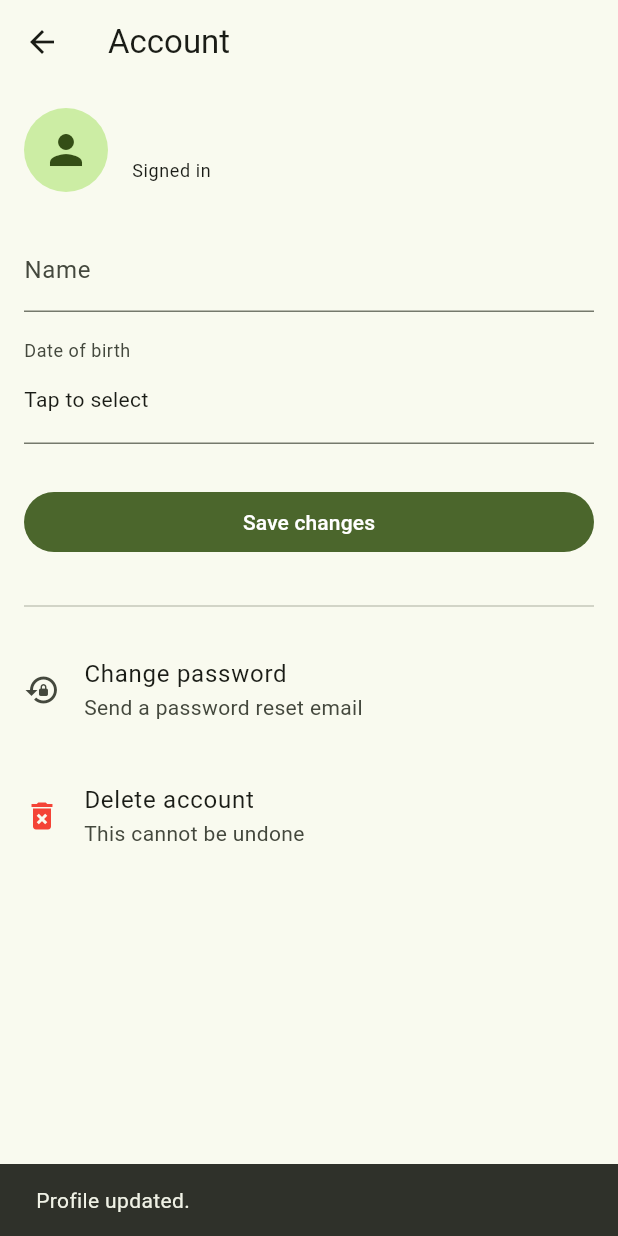
After one commit to vanhalenar/braincircle, a Flutter app: the AccountPage screen opened directly, after a tap on "Save changes", on a phone screen of 412 x 824 dp. The commit adds this screen. Run offline on Flutter 3.47's test engine with Material 3 defaults, Android fonts, the light colour scheme and no system bars; our stand-ins replace firebase_auth, firebase_core, flutter_secure_storage, google_sign_in, shared_preferences; missing offline and left inert: bcrypt; accounts and stored records are empty.

Commit message:
Add AccountPage and Auth updates

```diff
--- a/lib/auth/auth_controller.dart
+++ b/lib/auth/auth_controller.dart
@@ -60,4 +60,31 @@ class AuthController extends ChangeNotifier {
 
   // logout
   Future<void> logout() => _repo.logout();
+
+    Future<Map<String, dynamic>?> loadProfile() => _repo.getCurrentProfile();
+
+    Future<void> updateProfile({
+      String? displayName,
+      DateTime? birthDate,
+    }) async {
+      busy = true; notifyListeners();
+      try {
+        await _repo.updateProfile(
+          displayName: displayName,
+          birthDate: birthDate,
+        );
+      } finally {
+        busy = false; notifyListeners();
+      }
+    }
+
+    Future<void> deleteAccount() async {
+      busy = true; notifyListeners();
+      try {
+        await _repo.deleteAccount();
+      } finally {
+        busy = false; notifyListeners();
+      }
+    }
+
 }
--- a/lib/auth/firebase_auth_repository.dart
+++ b/lib/auth/firebase_auth_repository.dart
@@ -46,24 +46,28 @@ class FirebaseAuthRepository {
       UserCredential? cred;
 
       if (kIsWeb) {
+        // Web: Firebase popup
         final provider = GoogleAuthProvider()
           ..addScope('email')
           ..addScope('profile');
         cred = await _auth.signInWithPopup(provider);
       } else {
-        final googleSignIn = GoogleSignIn(
-          scopes: const ['email', 'profile'],
+        // Mobile/desktop: google_sign_in v7 style
+        final signIn = GoogleSignIn.instance;
+
+        await signIn.initialize();
+        await signIn.signOut(); // optional: force account picker
+
+        final account = await signIn.authenticate(
+          scopeHint: const ['email', 'profile'],
         );
 
-        final googleUser = await googleSignIn.signIn();
-        if (googleUser == null) {
-          return false;
-        }
+        // v7: authentication is sync and only has idToken
+        final googleAuth = account.authentication;
 
-        final googleAuth = await googleUser.authentication;
         final oAuthCred = GoogleAuthProvider.credential(
-          accessToken: googleAuth.accessToken,
           idToken: googleAuth.idToken,
+          // no accessToken here in v7
         );
 
         cred = await _auth.signInWithCredential(oAuthCred);
@@ -203,6 +207,60 @@ class FirebaseAuthRepository {
   Future<void> sendPasswordReset(String email) =>
       _auth.sendPasswordResetEmail(email: email);
 
+  Future<Map<String, dynamic>?> getCurrentProfile() async {
+    final user = _auth.currentUser;
+    final email = user?.email;
+    if (email == null) return null;
+
+    final profiles = await _readProfiles();
+    final raw = profiles[email];
+    if (raw is Map<String, dynamic>) return raw;
+    return null;
+  }
+
+  Future<void> updateProfile({
+    String? displayName,
+    DateTime? birthDate,
+  }) async {
+    final user = _auth.currentUser;
+    final email = user?.email;
+    if (email == null) return;
+
+    // Update Firebase display name
+    if (displayName != null && displayName.isNotEmpty) {
+      await user!.updateDisplayName(displayName);
+    }
+
+    // Update local profile
+    final profiles = await _readProfiles();
+    final raw = (profiles[email] as Map<String, dynamic>?) ?? {};
+    profiles[email] = {
+      ...raw,
+      if (displayName != null) 'displayName': displayName,
+      if (birthDate != null) 'birthDate': birthDate.millisecondsSinceEpoch,
+    };
+    await _writeProfiles(profiles);
+  }
+
+  Future<void> deleteAccount() async {
+    final user = _auth.currentUser;
+    final email = user?.email;
+    if (user == null || email == null) return;
+
+    // Drop local profile + lockout info
+    final profiles = await _readProfiles();
+    profiles.remove(email);
+    await _writeProfiles(profiles);
+
+    final lockout = await _readLockout();
+    lockout.remove(email);
+    await _writeLockout(lockout);
+
+    // Delete from Firebase + clear session
+    await user.delete();
+    await logout();
+  }
+
   String _genRecoveryCode() {
     const chars = 'ABCDEFGHJKLMNPQRSTUVWXYZ23456789';
     final r = Random.secure();
--- /dev/null
+++ b/lib/pages/account_page.dart
@@ -0,0 +1,314 @@
+import 'package:brain_circle/auth/auth_controller.dart';
+import 'package:brain_circle/auth/auth_gate.dart';
+import 'package:brain_circle/homepage.dart';
+import 'package:firebase_auth/firebase_auth.dart';
+import 'package:flutter/material.dart';
+import 'package:provider/provider.dart';
+
+class AccountPage extends StatefulWidget {
+  const AccountPage({super.key});
+
+  @override
+  State<AccountPage> createState() => _AccountPageState();
+}
+
+class _AccountPageState extends State<AccountPage> {
+  final _formKey = GlobalKey<FormState>();
+  final _nameC = TextEditingController();
+
+  DateTime? _dob;
+  bool _loading = true;
+  String? _genderText;
+  DateTime? _consentAt;
+
+  String? _error;
+  bool _saving = false;
+
+  @override
+  void initState() {
+    super.initState();
+    _loadProfile();
+  }
+
+  @override
+  void dispose() {
+    _nameC.dispose();
+    super.dispose();
+  }
+
+  Future<void> _loadProfile() async {
+    final auth = context.read<AuthController>();
+    try {
+      final profile = await auth.loadProfile();
+      final user = FirebaseAuth.instance.currentUser;
+
+      if (profile != null) {
+        _nameC.text = (profile['displayName'] as String?) ?? (user?.displayName ?? '');
+        final bd = profile['birthDate'] as int?;
+        if (bd != null) {
+          _dob = DateTime.fromMillisecondsSinceEpoch(bd);
+        }
+        _genderText = profile['gender'] as String?;
+        final ca = profile['consentAt'] as int?;
+        if (ca != null) {
+          _consentAt = DateTime.fromMillisecondsSinceEpoch(ca);
+        }
+      } else {
+        _nameC.text = FirebaseAuth.instance.currentUser?.displayName ?? '';
+      }
+    } catch (_) {
+      _error = 'Could not load profile.';
+    } finally {
+      if (mounted) {
+        setState(() => _loading = false);
+      }
+    }
+  }
+
+  Future<void> _pickDob() async {
+    final now = DateTime.now();
+    final initial = _dob ?? DateTime(now.year - 20, now.month, now.day);
+    final first = DateTime(now.year - 100);
+    final last = now;
+    final picked = await showDatePicker(
+      context: context,
+      initialDate: initial,
+      firstDate: first,
+      lastDate: last,
+    );
+    if (picked != null) {
+      setState(() => _dob = picked);
+    }
+  }
+
+  Future<void> _save() async {
+    if (!_formKey.currentState!.validate()) return;
+    setState(() {
+      _saving = true;
+      _error = null;
+    });
+
+    try {
+      await context.read<AuthController>().updateProfile(
+            displayName: _nameC.text.trim().isEmpty ? null : _nameC.text.trim(),
+            birthDate: _dob,
+          );
+      if (mounted) {
+        ScaffoldMessenger.of(context).showSnackBar(
+          const SnackBar(content: Text('Profile updated.')),
+        );
+      }
+    } catch (_) {
+      setState(() => _error = 'Could not save changes.');
+    } finally {
+      if (mounted) setState(() => _saving = false);
+    }
+  }
+
+  Future<void> _sendPasswordReset() async {
+    final email = FirebaseAuth.instance.currentUser?.email;
+    if (email == null) return;
+
+    try {
+      await context.read<AuthController>().sendPasswordReset(email);
+      if (mounted) {
+        ScaffoldMessenger.of(context).showSnackBar(
+          SnackBar(content: Text('Password reset email sent to $email')),
+        );
+      }
+    } catch (_) {
+      if (mounted) {
+        ScaffoldMessenger.of(context).showSnackBar(
+          const SnackBar(content: Text('Could not send reset email.')),
+        );
+      }
+    }
+  }
+
+  Future<void> _deleteAccount() async {
+    final confirm = await showDialog<bool>(
+      context: context,
+      builder: (ctx) => AlertDialog(
+        title: const Text('Delete account'),
+        content: const Text(
+          'This will permanently delete your account and data. '
+          'Are you sure?',
+        ),
+        actions: [
+          TextButton(
+            onPressed: () => Navigator.of(ctx).pop(false),
+            child: const Text('Cancel'),
+          ),
+          FilledButton(
+            style: FilledButton.styleFrom(
+              backgroundColor: Colors.red,
+            ),
+            onPressed: () => Navigator.of(ctx).pop(true),
+            child: const Text('Delete'),
+          ),
+        ],
+      ),
+    );
+
+    if (confirm != true) return;
+
+    try {
+      await context.read<AuthController>().deleteAccount();
+      if (!mounted) return;
+
+      Navigator.of(context).pushAndRemoveUntil(
+        MaterialPageRoute(
+          builder: (_) => const AuthGate(home: Homepage()),
+        ),
+        (_) => false,
+      );
+    } catch (e) {
+      // Typical case: requires-recent-login
+      if (mounted) {
+        ScaffoldMessenger.of(context).showSnackBar(
+          const SnackBar(
+            content: Text('Could not delete account. Try signing in again first.'),
+          ),
+        );
+      }
+    }
+  }
+
+  @override
+  Widget build(BuildContext context) {
+    final user = FirebaseAuth.instance.currentUser;
+    final email = user?.email ?? 'Unknown user';
+    final auth = context.watch<AuthController>();
+
+    return Scaffold(
+      appBar: AppBar(
+        title: const Text('Account'),
+      ),
+      body: _loading
+          ? const Center(child: CircularProgressIndicator())
+          : Padding(
+              padding: const EdgeInsets.all(16),
+              child: Form(
+                key: _formKey,
+                child: ListView(
+                  children: [
+                    Row(
+                      children: [
+                        const CircleAvatar(
+                          radius: 28,
+                          child: Icon(Icons.person, size: 32),
+                        ),
+                        const SizedBox(width: 16),
+                        Expanded(
+                          child: Column(
+                            crossAxisAlignment: CrossAxisAlignment.start,
+                            children: [
+                              Text(
+                                email,
+                                style: Theme.of(context).textTheme.titleMedium,
+                                overflow: TextOverflow.ellipsis,
+                              ),
+                              const SizedBox(height: 4),
+                              Text(
+                                'Signed in',
+                                style: Theme.of(context).textTheme.bodySmall,
+                              ),
+                            ],
+                          ),
+                        ),
+                      ],
+                    ),
+                    const SizedBox(height: 24),
+
+                    TextFormField(
+                      controller: _nameC,
+                      decoration: const InputDecoration(
+                        labelText: 'Name',
+                      ),
+                    ),
+                    const SizedBox(height: 12),
+
+                    InputDecorator(
+                      decoration: const InputDecoration(
+                        labelText: 'Date of birth',
+                      ),
+                      child: InkWell(
+                        onTap: _pickDob,
+                        child: Padding(
+                          padding: const EdgeInsets.symmetric(vertical: 12),
+                          child: Text(
+                            _dob == null
+                                ? 'Tap to select'
+                                : '${_dob!.year}-${_dob!.month.toString().padLeft(2, '0')}-${_dob!.day.toString().padLeft(2, '0')}',
+                          ),
+                        ),
+                      ),
+                    ),
+                    const SizedBox(height: 12),
+
+                    if (_genderText != null) ...[
+                      Text(
+                        'Gender: $_genderText',
+                        style: Theme.of(context).textTheme.bodyMedium,
+                      ),
+                      const SizedBox(height: 8),
+                    ],
+                    if (_consentAt != null) ...[
+                      Text(
+                        'Consents accepted: '
+                        '${_consentAt!.year}-${_consentAt!.month.toString().padLeft(2, '0')}-${_consentAt!.day.toString().padLeft(2, '0')}',
+                        style: Theme.of(context).textTheme.bodySmall,
+                      ),
+                      const SizedBox(height: 8),
+                    ],
+
+                    if (_error != null) ...[
+                      const SizedBox(height: 8),
+                      Text(
+                        _error!,
+                        style: const TextStyle(color: Colors.red),
+                      ),
+                    ],
+
+                    const SizedBox(height: 16),
+                    SizedBox(
+                      width: double.infinity,
+                      child: FilledButton(
+                        onPressed: auth.busy || _saving ? null : _save,
+                        child: auth.busy || _saving
+                            ? const SizedBox(
+                                height: 20,
+                                width: 20,
+                                child: CircularProgressIndicator(strokeWidth: 2),
+                              )
+                            : const Text('Save changes'),
+                      ),
+                    ),
+
+                    const SizedBox(height: 24),
+                    const Divider(),
+                    const SizedBox(height: 12),
+
+                    ListTile(
+                      contentPadding: EdgeInsets.zero,
+                      leading: const Icon(Icons.lock_reset),
+                      title: const Text('Change password'),
+                      subtitle: const Text('Send a password reset email'),
+                      onTap: _sendPasswordReset,
+                    ),
+
+                    const SizedBox(height: 12),
+                    ListTile(
+                      contentPadding: EdgeInsets.zero,
+                      leading: const Icon(Icons.delete_forever, color: Colors.red),
+                      title: const Text('Delete account'),
+                      subtitle: const Text('This cannot be undone'),
+                      onTap: _deleteAccount,
+                    ),
+                  ],
+                ),
+              ),
+            ),
+    );
+  }
+}
```
Also changed, not shown: lib/pages/home.dart (+37 -20 lines), pubspec.yaml (+5 -5 lines), pubspec.lock.
